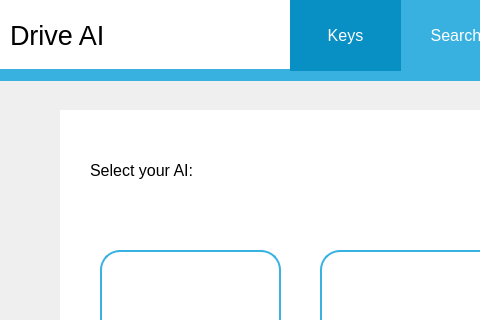
The window that src/modules/GUI/GUI.ui (Semuca/road-safety-scanner) describes before a commit, drawn with Qt 5; both pictures show x 0 to 480 and y 0 to 320 of the 861 by 730 pixel window.
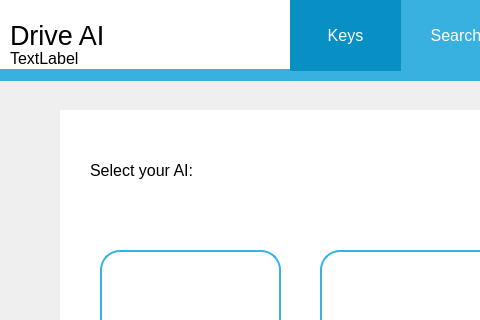
The same window after the commit.

Commit message:
feat: Implemented dynamic AI selection display in tab (#28)
* Implemented dynamic AI selection display in tab

* Incorporated onAISelected logic into selectAI as per review

* set currently AI using QT creator

* fix merge conflict

* fix merge conflict

* Merge branch 'main' into display-ai

* chore: remove .DS_Store

* chore: fix merge commits

* fix: duplicate ai label

* chore: fix spacing

---------

The edit to the form file:
```diff
--- a/src/modules/GUI/GUI.ui
+++ b/src/modules/GUI/GUI.ui
@@ -260,6 +260,19 @@
      <bool>true</bool>
     </property>
    </widget>
+   <widget class="QLabel" name="currentlyAI">
+    <property name="geometry">
+     <rect>
+      <x>10</x>
+      <y>50</y>
+      <width>181</width>
+      <height>16</height>
+     </rect>
+    </property>
+    <property name="text">
+     <string>TextLabel</string>
+    </property>
+   </widget>
    <zorder>searchButton</zorder>
    <zorder>setAIButton</zorder>
    <zorder>uploadButton</zorder>
@@ -267,6 +280,7 @@
    <zorder>resultsButton</zorder>
    <zorder>selectTabIndicator</zorder>
    <zorder>keysButton</zorder>
+   <zorder>currentlyAI</zorder>
   </widget>
   <widget class="QStackedWidget" name="myQStackedWidget">
    <property name="geometry">
```
The commit also changes 2 other files.
